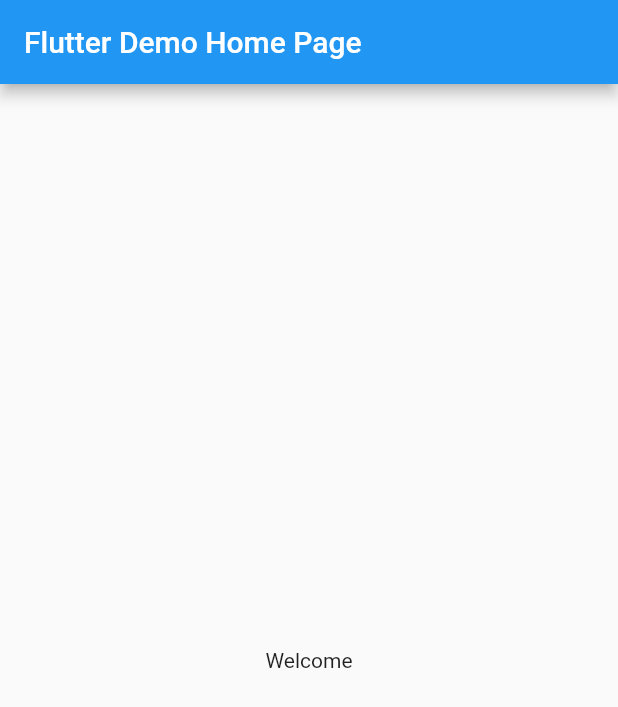
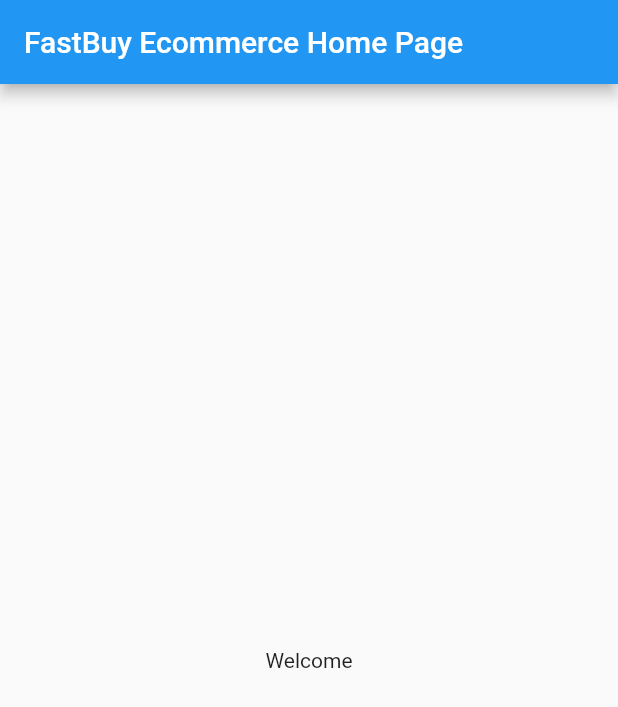
Before and after one commit to bhimrazy/fastbuy_flutter_ecommerce, a Flutter app: the screen it shows after launch, on a phone screen of 412 x 824 dp. Shown: the top 707 px of the screen. Run offline on Flutter 3.47's test engine with Material 2 defaults, Android fonts, the phone set to English and light mode, and no system bars.

Commit message:
title updated in main.dart file

```diff
--- a/lib/main.dart
+++ b/lib/main.dart
@@ -8,13 +8,13 @@ class MyApp extends StatelessWidget {
   @override
   Widget build(BuildContext context) {
     return MaterialApp(
-      title: 'Flutter Demo',
+      title: 'FastBuy Ecommerce',
       debugShowCheckedModeBanner: false,
       theme: ThemeData(
         primarySwatch: Colors.blue,
         visualDensity: VisualDensity.adaptivePlatformDensity,
       ),
-      home: MyHomePage(title: 'Flutter Demo Home Page'),
+      home: MyHomePage(title: 'FastBuy Ecommerce Home Page'),
     );
   }
 }
```
